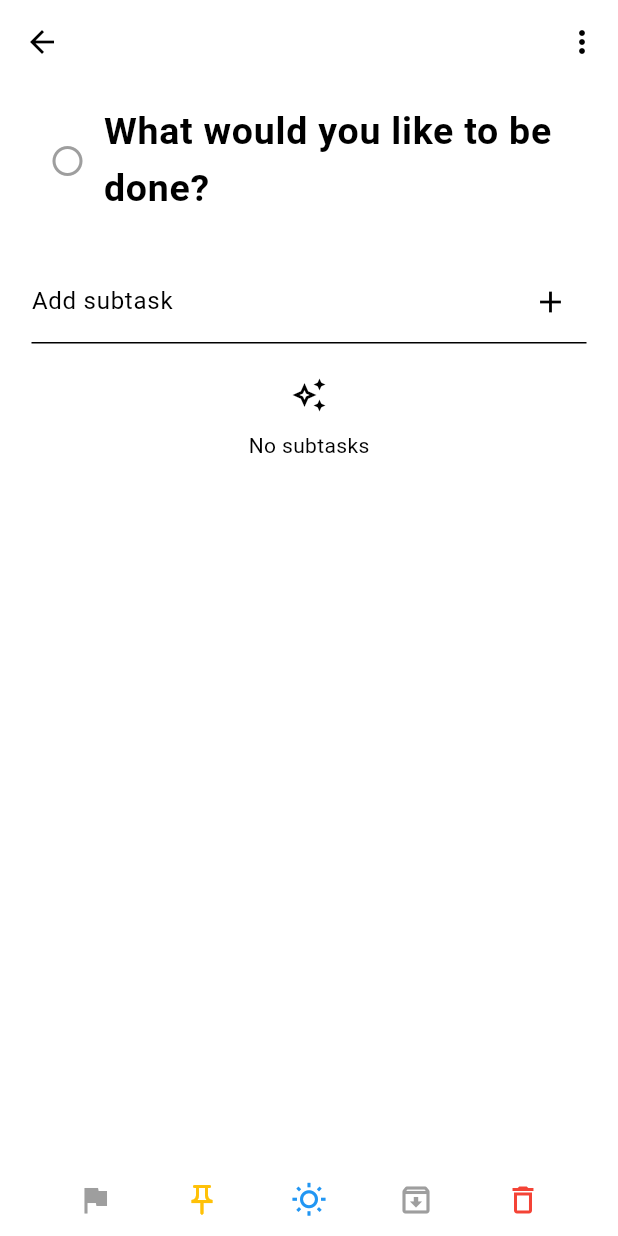
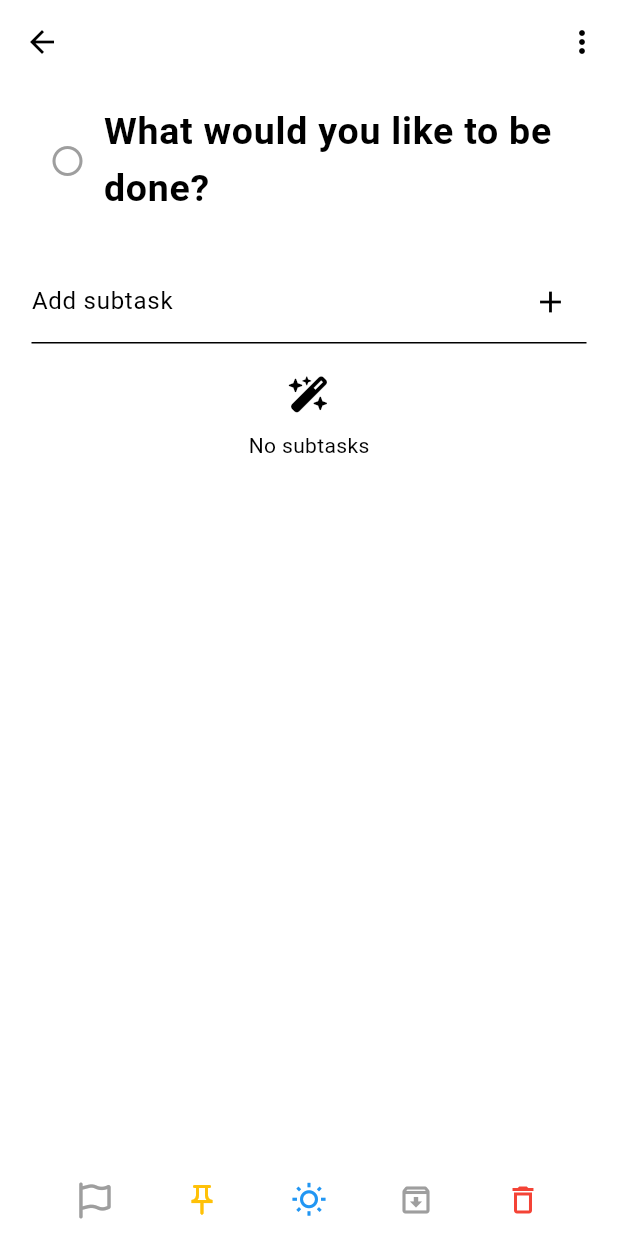
Before and after one commit to Extrypto/to_done, a Flutter app: the TaskViewPage screen opened directly with empty values, on a phone screen of 412 x 824 dp. Run offline on Flutter 3.47's test engine with Material 3 defaults, Android fonts, the phone set to English and light mode, and no system bars; our stand-ins replace animated_text_kit, bloc, cloud_firestore, firebase_auth, firebase_core, flutter_bloc and 1 more; accounts and stored records are empty.

Commit message:
import Font Awesome

```diff
--- a/lib/modules/tasks/task_subtasks_list.dart
+++ b/lib/modules/tasks/task_subtasks_list.dart
@@ -1,5 +1,6 @@
 import 'package:flutter/material.dart';
 import 'package:cloud_firestore/cloud_firestore.dart';
+import 'package:font_awesome_flutter/font_awesome_flutter.dart';
 import 'package:to_done/modules/tasks/ai_subtask_creator.dart';
 
 class TaskSubtasksList extends StatefulWidget {
@@ -65,7 +66,7 @@ class _TaskSubtasksListState extends State<TaskSubtasksList> {
         ),
         SizedBox(height: 10),
         IconButton(
-          icon: Icon(Icons.auto_awesome_outlined),
+          icon: FaIcon(FontAwesomeIcons.wandMagicSparkles),
           onPressed: () async {
             // Получаем список подзадач с помощью AI
             List<String> subtasks =
--- a/lib/modules/tasks/task_view.dart
+++ b/lib/modules/tasks/task_view.dart
@@ -2,6 +2,7 @@ import 'package:flutter/material.dart';
 import 'package:cloud_firestore/cloud_firestore.dart';
 import 'tasks_bloc.dart';
 import 'task_subtasks_list.dart';
+import 'package:font_awesome_flutter/font_awesome_flutter.dart';
 
 class TaskViewPage extends StatefulWidget {
   final String taskId;
@@ -124,7 +125,9 @@ class _TaskViewPageState extends State<TaskViewPage> {
           mainAxisAlignment: MainAxisAlignment.spaceEvenly,
           children: <Widget>[
             IconButton(
-              icon: Icon(Icons.flag),
+              icon: FaIcon(priority == 0
+                  ? FontAwesomeIcons.flag
+                  : FontAwesomeIcons.solidFlag),
               color: _priorityColor(priority),
               onPressed: () => _changePriority(),
             ),
@@ -250,7 +253,9 @@ class _TaskViewPageState extends State<TaskViewPage> {
 
   Widget _buildPriorityItem(int value, String text, Color color) {
     return ListTile(
-      leading: Icon(Icons.flag, color: color),
+      leading: FaIcon(
+          value == 0 ? FontAwesomeIcons.flag : FontAwesomeIcons.solidFlag,
+          color: color),
       title: Text(text),
       trailing:
           priority == value ? Icon(Icons.check, color: Colors.blue) : null,
--- a/lib/modules/tasks/tasks_list_appbar.dart
+++ b/lib/modules/tasks/tasks_list_appbar.dart
@@ -1,4 +1,5 @@
 import 'package:flutter/material.dart';
+import 'package:font_awesome_flutter/font_awesome_flutter.dart';
 
 class TasksAppBar extends StatelessWidget implements PreferredSizeWidget {
   final Function(String) onSortSelected;
@@ -70,7 +71,7 @@ class TasksAppBar extends StatelessWidget implements PreferredSizeWidget {
                 },
               ),
               ListTile(
-                leading: Icon(Icons.flag),
+                leading: FaIcon(FontAwesomeIcons.flag),
                 title: Text('Sort by priority'),
                 onTap: () {
                   Navigator.pop(context);
--- a/pubspec.yaml
+++ b/pubspec.yaml
@@ -46,6 +46,8 @@ dependencies:
   flutter_bloc: ^8.1.3
   cloud_firestore: ^4.14.0
   animated_text_kit: ^4.2.2
+  font_awesome_flutter: ^10.7.0
+
 
 dev_dependencies:
   flutter_test:
@@ -57,7 +59,7 @@ dev_dependencies:
   # activated in the `analysis_options.yaml` file located at the root of your
   # package. See that file for information about deactivating specific lint
   # rules and activating additional ones.
-  flutter_lints: ^3.0.1
+  flutter_lints: ^4.0.0
 
 # For information on the generic Dart part of this file, see the
 # following page: https://dart.dev/tools/pub/pubspec
```
Also changed, not shown: pubspec.lock.
